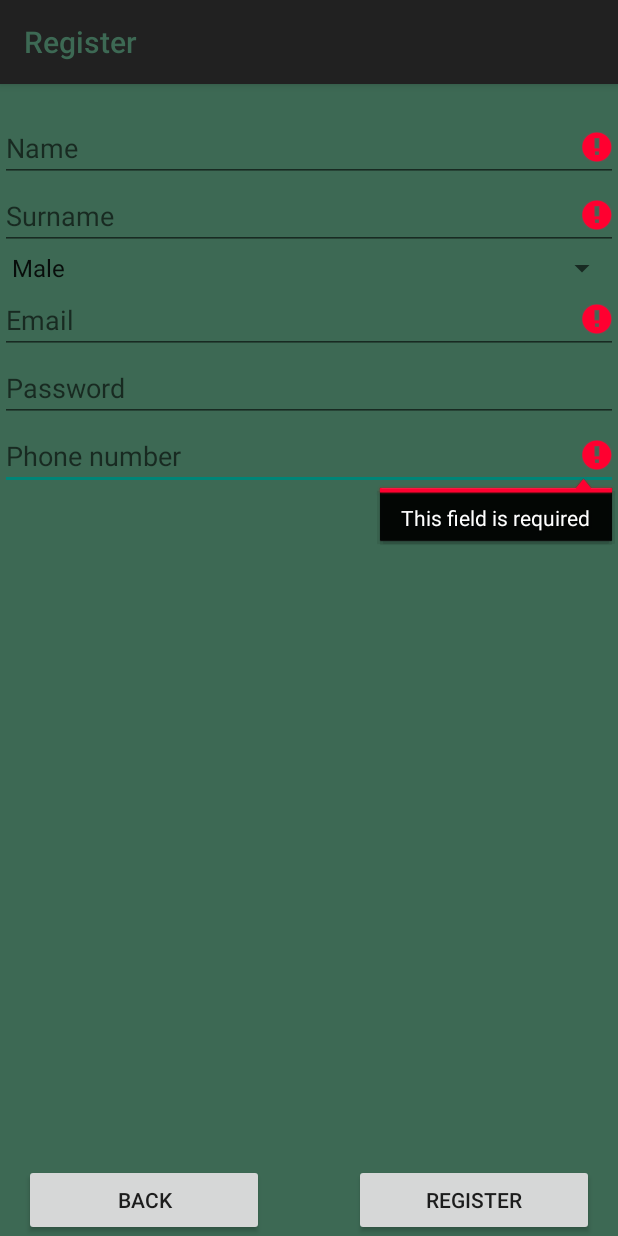
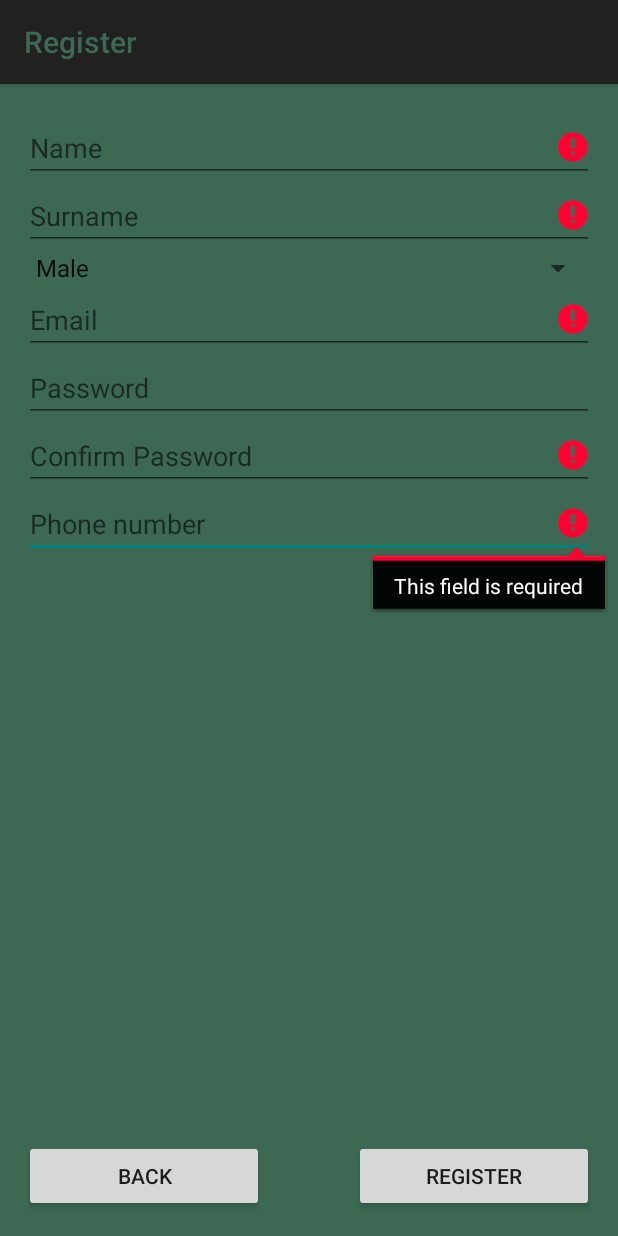
Before and after one commit to ursopanda/kneeRehabMonitoring, an Android app: the RegisterActivity screen opened directly, with no data from a screen before it, after a tap on "REGISTER", on a phone screen of 412 x 824 dp. Run offline under Robolectric (Android 15) with nearby library versions, the phone set to English and light mode, and no system bars; 1 statement that could not run was skipped.

Commit message:
Password change error fixed, added registration double password check

```diff
--- a/app/src/main/java/com/careconnectpatient/RegisterActivity.java
+++ b/app/src/main/java/com/careconnectpatient/RegisterActivity.java
@@ -43,6 +43,7 @@ public class RegisterActivity extends AppCompatActivity {
     private EditText mSurnameView;
     private TextView mEmailView;
     private EditText mPasswordView;
+    private EditText mConfirmPasswordView;
     private Spinner mGenderView;
     private EditText mPhoneNumberView;
     private View mProgressView;
@@ -62,6 +63,7 @@ public class RegisterActivity extends AppCompatActivity {
         mEmailView = (TextView) findViewById(R.id.register_email);
         mGenderView = (Spinner) findViewById(R.id.gender_spinner);
         mPasswordView = (EditText) findViewById(R.id.register_password);
+        mConfirmPasswordView = (EditText) findViewById(R.id.register_confirm_password);
         mPhoneNumberView = (EditText) findViewById(R.id.register_phone_number);
 
         Button mRegisterButton = (Button) findViewById(R.id.register_button);
@@ -90,6 +92,7 @@ public class RegisterActivity extends AppCompatActivity {
         String password = mPasswordView.getText().toString();
         String gender = mGenderView.getSelectedItem().toString();
         String phone_number = mPhoneNumberView.getText().toString();
+        String confirm_password = mConfirmPasswordView.getText().toString();
 
         boolean cancel = false;
         View focusView = null;
@@ -108,6 +111,16 @@ public class RegisterActivity extends AppCompatActivity {
         if (!TextUtils.isEmpty(password) && !isPasswordValid(password)) {
             mPasswordView.setError(getString(R.string.error_invalid_password));
             focusView = mPasswordView;
+            cancel = true;
+        }
+        if (TextUtils.isEmpty(confirm_password)) {
+            mConfirmPasswordView.setError(getString(R.string.error_field_required));
+            focusView = mEmailView;
+            cancel = true;
+        }
+        if(!password.matches(confirm_password)){
+            mConfirmPasswordView.setError(getString(R.string.error_confirm_password));
+            focusView = mEmailView;
             cancel = true;
         }
 
--- a/app/src/main/res/layout/activity_register.xml
+++ b/app/src/main/res/layout/activity_register.xml
@@ -17,7 +17,8 @@
 
     <RelativeLayout
         android:layout_width="match_parent"
-        android:layout_height="match_parent">
+        android:layout_height="match_parent"
+        android:layout_marginBottom="16dp">
         <Button
             style="?android:attr/buttonStyleSmall"
             android:layout_width="160dp"
@@ -48,7 +49,9 @@
         android:id="@+id/register_form"
         android:layout_width="match_parent"
         android:layout_height="wrap_content"
-        android:layout_marginTop="20dp">
+        android:layout_marginTop="20dp"
+        android:layout_marginLeft="16dp"
+        android:layout_marginRight="16dp">
 
         <LinearLayout
             android:id="@+id/email_register_form"
@@ -122,6 +125,19 @@
             <EditText
                 android:layout_width="match_parent"
                 android:layout_height="wrap_content"
+                android:inputType="textPassword"
+                android:hint="Confirm Password"
+                android:ems="10"
+                android:id="@+id/register_confirm_password"
+                android:layout_below="@+id/register_email"
+                android:layout_alignParentLeft="true"
+                android:layout_alignParentStart="true"
+                android:layout_alignRight="@+id/register_email"
+                android:layout_alignEnd="@+id/register_email" />
+
+            <EditText
+                android:layout_width="match_parent"
+                android:layout_height="wrap_content"
                 android:inputType="phone"
                 android:ems="10"
                 android:hint="Phone number"
--- a/app/src/main/res/values/strings.xml
+++ b/app/src/main/res/values/strings.xml
@@ -15,6 +15,8 @@
     <string name="error_invalid_password">This password is too short</string>
     <string name="error_incorrect_password">This password is incorrect</string>
     <string name="error_field_required">This field is required</string>
+    <!--<string name="error_confirm_password">Passwords don&apos;t match</string>-->
+    <string name="error_confirm_password">Passwords dont match</string>
     <string name="permission_rationale">"Contacts permissions are needed for providing email
         completions."
     </string>
```
Also changed, not shown: app/src/main/java/com/careconnectpatient/DrawerActivity.java (+6 -15 lines), app/src/main/res/layout/change_password_view.xml (deleted, +0 -34 lines), app/src/main/res/menu/activity_drawer_drawer.xml (+15 -13 lines).
